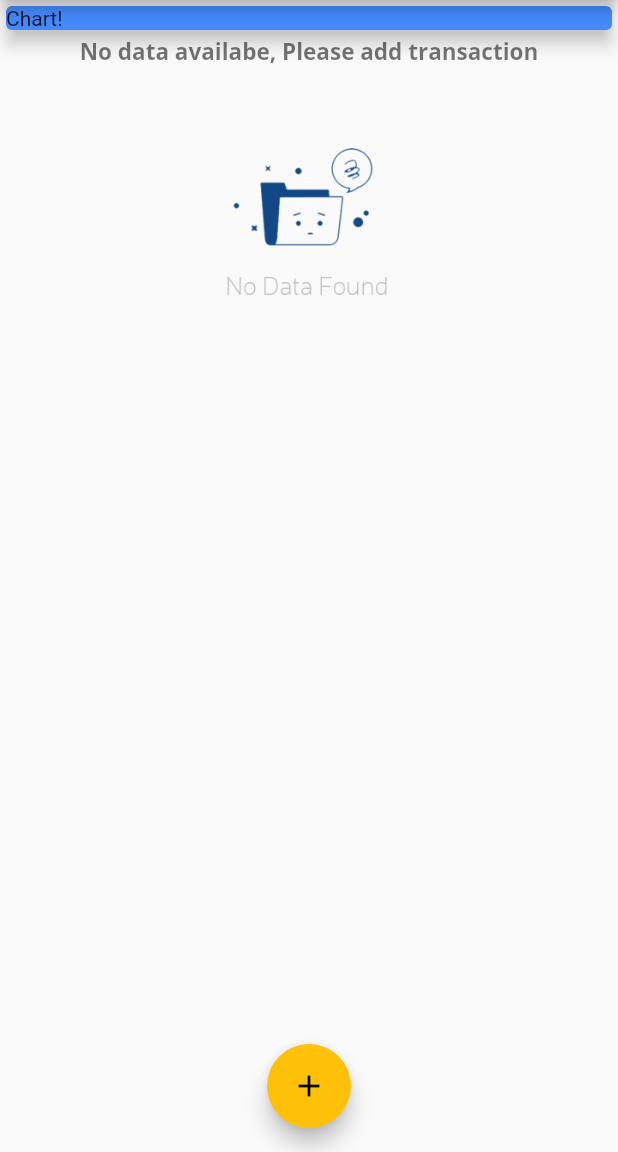
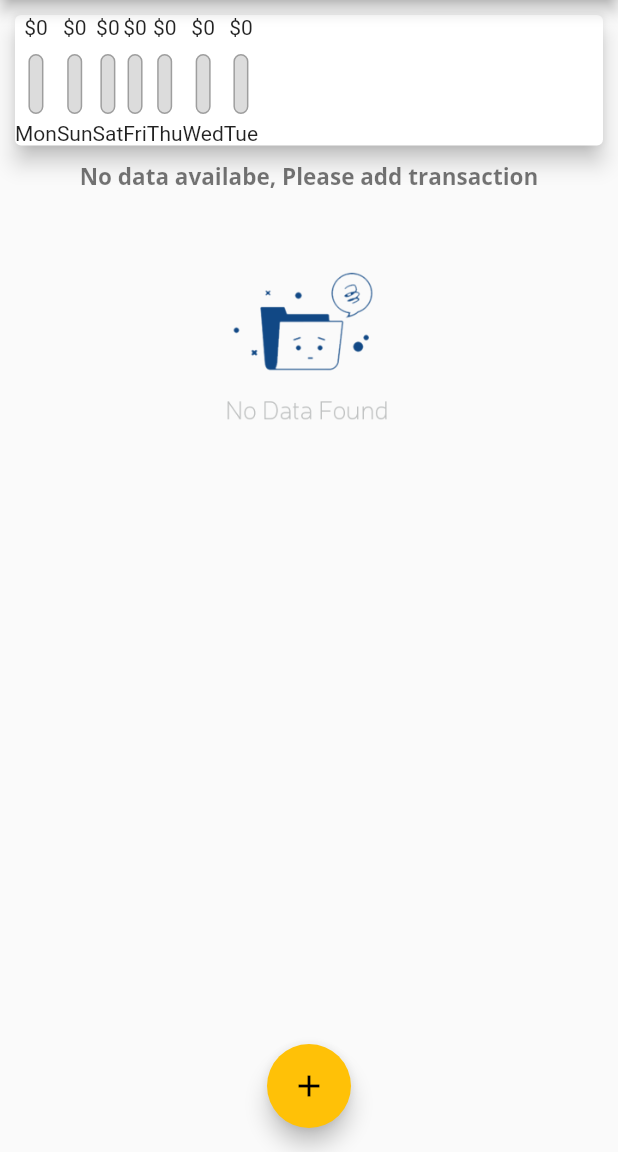
Before and after one commit to shshamim63/Flutter-exxpense-app, a Flutter app: the screen it shows after launch, on a phone screen of 412 x 824 dp, the part 84-1236 px from its top. Run offline on Flutter 3.47's test engine with Material 2 defaults, Android fonts, the phone set to English and light mode, and no system bars.

Commit message:
Added chart bar into the page

```diff
--- a/lib/main.dart
+++ b/lib/main.dart
@@ -3,6 +3,7 @@ import 'package:flutter/material.dart';
 
 import './widgets/new_transaction.dart';
 import './widgets/transaction_list.dart';
+import './widgets/chart.dart';
 import './models/transaction.dart';
 
 void main() => runApp(MyApp());
@@ -45,6 +46,16 @@ class MyHomePage extends StatefulWidget {
 
 class _MyHomePageState extends State<MyHomePage> {
   final List<Transaction> _userTransactions = [];
+
+  List<Transaction> get _recentTransactions {
+    return _userTransactions.where((uTx) {
+      return uTx.date.isAfter(
+        DateTime.now().subtract(
+          Duration(days: 7),
+        ),
+      );
+    }).toList();
+  }
 
   void _addNewTransaction(String txTitle, double txAmount) {
     final newTx = Transaction(
@@ -91,14 +102,7 @@ class _MyHomePageState extends State<MyHomePage> {
         child: Column(
           crossAxisAlignment: CrossAxisAlignment.stretch,
           children: <Widget>[
-            Container(
-              width: double.infinity,
-              child: const Card(
-                child: Text('Chart!'),
-                color: Colors.blueAccent,
-                elevation: 5,
-              ),
-            ),
+            Chart(_recentTransactions),
             TransactionList(_userTransactions),
           ],
         ),
--- a/lib/widgets/chart.dart
+++ b/lib/widgets/chart.dart
@@ -1,6 +1,8 @@
+import 'package:expense_tracker/widgets/chart_bar.dart';
 import 'package:flutter/material.dart';
 import 'package:intl/intl.dart';
 
+import './chart_bar.dart';
 import '../models/transaction.dart';
 
 class Chart extends StatelessWidget {
@@ -8,10 +10,10 @@ class Chart extends StatelessWidget {
 
   Chart(this.recentTransactions);
 
-  List<Map<String, Object>> get groupTransactionValues {
+  List<Map<String, dynamic>> get groupTransactionValues {
     return List.generate(7, (index) {
       final weekDay = DateTime.now().subtract(Duration(days: index));
-      double amountSumForADay = 0.0;
+      var amountSumForADay = 0.0;
 
       for (var i = 0; i < recentTransactions.length; i++) {
         if (recentTransactions[i].date.day == weekDay.day &&
@@ -21,7 +23,16 @@ class Chart extends StatelessWidget {
         }
       }
 
-      return {'day': DateFormat.E(weekDay), 'amount': amountSumForADay};
+      return {
+        'day': DateFormat.E().format(weekDay),
+        'amount': amountSumForADay
+      };
+    });
+  }
+
+  double get totalSpendOfTheWeek {
+    return groupTransactionValues.fold(0.0, (previousValue, item) {
+      return previousValue += item['amount'];
     });
   }
 
@@ -31,8 +42,14 @@ class Chart extends StatelessWidget {
       elevation: 6,
       margin: EdgeInsets.all(10),
       child: Row(
-        children: <Widget>[],
-      ),
+              children: groupTransactionValues.map((gTx) {
+                return ChartBar(
+                    label: gTx['day'] as String,
+                    spendingAmount: gTx['amount'] ,
+                    spendingAmountInPercentage:
+                      totalSpendOfTheWeek == 0.0 ? 0.0 : (gTx['amount'] ) / totalSpendOfTheWeek);
+              }).toList(),
+            ),
     );
   }
 }
--- /dev/null
+++ b/lib/widgets/chart_bar.dart
@@ -0,0 +1,57 @@
+import 'package:flutter/material.dart';
+
+class ChartBar extends StatelessWidget {
+  final String label;
+  final double spendingAmount;
+  final double spendingAmountInPercentage;
+
+  ChartBar({
+    required this.label,
+    required this.spendingAmount,
+    required this.spendingAmountInPercentage,
+  });
+
+  @override
+  Widget build(BuildContext context) {
+    return Column(
+      children: <Widget>[
+        Text(
+          '\$${spendingAmount.toStringAsFixed(0)}',
+        ),
+        SizedBox(
+          height: 10,
+        ),
+        Container(
+          height: 40,
+          width: 10,
+          child: Stack(
+            children: <Widget>[
+              Container(
+                decoration: BoxDecoration(
+                  border: Border.all(color: Colors.grey, width: 1),
+                  color: Color.fromRGBO(220, 220, 220, 1),
+                  borderRadius: BorderRadius.circular(10),
+                ),
+              ),
+              FractionallySizedBox(
+                heightFactor: spendingAmountInPercentage,
+                child: Container(
+                  decoration: BoxDecoration(
+                    color: Theme.of(context).primaryColor,
+                    borderRadius: BorderRadius.circular(10),
+                  ),
+                ),
+              ),
+            ],
+          ),
+        ),
+        SizedBox(
+          height: 5,
+        ),
+        Text(
+          label,
+        ),
+      ],
+    );
+  }
+}
--- /dev/null
+++ b/lib/widgets/no_data.dart
@@ -0,0 +1,26 @@
+import 'package:flutter/material.dart';
+
+class NoData extends StatelessWidget {
+  @override
+  Widget build(BuildContext context) {
+    return Column(
+      children: <Widget>[
+        Text(
+          'No data availabe, Please add transaction',
+          style: Theme.of(context).textTheme.headline3,
+        ),
+        SizedBox(
+          height: 20,
+        ),
+        Container(
+          height: 200,
+          width: 200,
+          child: Image.asset(
+            'assets/images/nodata-found.png',
+            fit: BoxFit.cover,
+          ),
+        )
+      ],
+    );
+  }
+}
--- a/lib/widgets/transaction_list.dart
+++ b/lib/widgets/transaction_list.dart
@@ -1,6 +1,8 @@
 import 'package:expense_tracker/models/transaction.dart';
 import 'package:flutter/material.dart';
 import 'package:intl/intl.dart';
+
+import './no_data.dart';
 
 class TransactionList extends StatelessWidget {
   final List<Transaction> transactions;
@@ -12,25 +14,7 @@ class TransactionList extends StatelessWidget {
     return Container(
       height: 400,
       child: transactions.isEmpty
-          ? Column(
-              children: <Widget>[
-                Text(
-                  'No data availabe, Please add transaction',
-                  style: Theme.of(context).textTheme.headline3,
-                ),
-                SizedBox(
-                  height: 20,
-                ),
-                Container(
-                  height: 200,
-                  width: 200,
-                  child: Image.asset(
-                    'assets/images/nodata-found.png',
-                    fit: BoxFit.cover,
-                  ),
-                )
-              ],
-            )
+          ? NoData()
           : ListView.builder(
               itemBuilder: (ctx, index) {
                 return Card(
```
